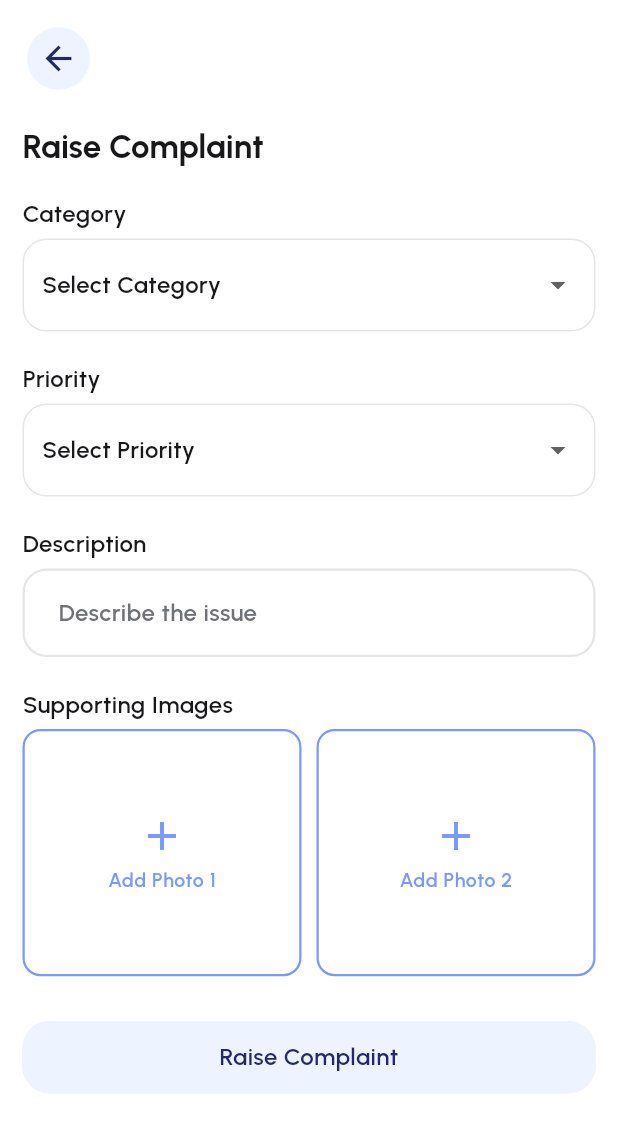
After one commit to joshijoe05/HMS_App, a Flutter app: the RaiseComplaintPage screen opened by its route, after a tap on "Add Photo 1", on a phone screen of 412 x 824 dp. The commit adds this screen. Shown: the top 1132 px of the screen. Run offline on Flutter 3.47's test engine with Material 3 defaults, Android fonts, the phone set to English and light mode, and no system bars; our stand-ins replace connectivity_plus, flutter_easyloading, flutter_slidable, fpdart, get_it, google_fonts and 5 more; missing offline and left inert: appcheck; accounts and stored records are empty; network calls fail.

Commit message:
feat : raise complaints page ui

```diff
--- a/lib/core/common/widgets/dropdown.dart
+++ b/lib/core/common/widgets/dropdown.dart
@@ -8,13 +8,15 @@ class CustomDropDownButton extends StatefulWidget {
   final String? item;
   final bool showHeading;
   final String heading;
+  final String placeHolder;
   const CustomDropDownButton(
       {super.key,
       required this.onChanged,
       required this.items,
       this.item,
-      this.showHeading = false,
-      this.heading = ""});
+      this.showHeading = true,
+      this.heading = "",
+      required this.placeHolder});
 
   @override
   State<CustomDropDownButton> createState() => _CustomDropDownButtonState();
@@ -43,6 +45,7 @@ class _CustomDropDownButtonState extends State<CustomDropDownButton> {
           ),
           child: DropdownButtonHideUnderline(
             child: DropdownButton<String>(
+              hint: Text(widget.placeHolder, style: textTheme.bodyMedium),
               isExpanded: true,
               value: widget.item,
               items: widget.items.map((e) => buildMenuItem(e)).toList(),
--- /dev/null
+++ b/lib/core/helper/image_picker.dart
@@ -0,0 +1,29 @@
+import 'dart:io';
+
+import 'package:image_picker/image_picker.dart';
+
+class ImagePickerHelper {
+  static Future<File?> pickImageFromGallery() async {
+    final image = await ImagePicker().pickImage(source: ImageSource.gallery);
+    if (image != null) {
+      return File(image.path);
+    }
+    return null;
+  }
+
+  static Future<File?> pickImageFromCamera() async {
+    final image = await ImagePicker().pickImage(source: ImageSource.camera);
+    if (image != null) {
+      return File(image.path);
+    }
+    return null;
+  }
+
+  static Future<List<File>?> pickMultipleImages() async {
+    final images = await ImagePicker().pickMultiImage();
+    if (images.isNotEmpty) {
+      return images.map((e) => File(e.path)).toList();
+    }
+    return null;
+  }
+}
--- a/lib/core/navigation/go_router.dart
+++ b/lib/core/navigation/go_router.dart
@@ -8,6 +8,7 @@ import 'package:hms_app/features/auth/presentation/pages/sign_up_screen.dart';
 import 'package:hms_app/features/auth/presentation/pages/splash_screen.dart';
 import 'package:hms_app/features/complaints/models/complaint_model.dart';
 import 'package:hms_app/features/complaints/pages/complaint_detail_page.dart';
+import 'package:hms_app/features/complaints/pages/raise_complaint_page.dart';
 import 'package:hms_app/features/home/pages/navbar_screen.dart';
 
 final GoRouter router = GoRouter(
@@ -50,5 +51,9 @@ final GoRouter router = GoRouter(
           final ComplaintModel complaintModel = state.extra as ComplaintModel;
           return ComplaintDetailPage(complaintModel: complaintModel);
         }),
+    GoRoute(
+      path: Routes.raiseComplaint,
+      builder: (context, state) => const RaiseComplaintPage(),
+    ),
   ],
 );
--- a/lib/core/navigation/routes.dart
+++ b/lib/core/navigation/routes.dart
@@ -7,4 +7,5 @@ class Routes {
   static const String navScreen = '/nav-screen';
   static const String home = '/home';
   static const String complaintDetail = '/complaint-detail';
+  static const String raiseComplaint = '/raise-complaint';
 }
--- a/lib/features/auth/presentation/pages/profile_screen.dart
+++ b/lib/features/auth/presentation/pages/profile_screen.dart
@@ -96,6 +96,7 @@ class _ProfileSetupScreenState extends State<ProfileSetupScreen> {
                       return CustomDropDownButton(
                         showHeading: true,
                         heading: "Hostel",
+                        placeHolder: "Select hostel",
                         onChanged: data.onHostelChanged,
                         items: data.hostelProvider.hostels.map((e) => e.name).toList(),
                         item: data.selectedHostel?.name,
--- a/lib/features/complaints/models/complaint_model.dart
+++ b/lib/features/complaints/models/complaint_model.dart
@@ -1,6 +1,6 @@
 class ComplaintModel {
   final String id;
-  final String hostelId;
+  final String hostel;
   final String type;
   final String description;
   final String status;
@@ -9,10 +9,11 @@ class ComplaintModel {
   final List<String> images;
   final DateTime createdAt;
   final DateTime updatedAt;
+  // need to add comments
 
   ComplaintModel({
     required this.id,
-    required this.hostelId,
+    required this.hostel,
     required this.type,
     required this.description,
     required this.status,
@@ -26,7 +27,7 @@ class ComplaintModel {
   factory ComplaintModel.fromJson(Map<String, dynamic> json) {
     return ComplaintModel(
       id: json['_id'],
-      hostelId: json['hostel_id'],
+      hostel: json['hostel'],
       type: json['type'],
       description: json['description'],
       status: json['status'],
@@ -41,7 +42,7 @@ class ComplaintModel {
   Map<String, dynamic> toJson() {
     return {
       '_id': id,
-      'hostel_id': hostelId,
+      'hostel': hostel,
       'type': type,
       'description': description,
       'status': status,
--- /dev/null
+++ b/lib/features/complaints/pages/raise_complaint_page.dart
@@ -0,0 +1,240 @@
+import 'package:flutter/material.dart';
+import 'package:hms_app/core/common/widgets/back_button.dart';
+import 'package:hms_app/core/common/widgets/button.dart';
+import 'package:hms_app/core/common/widgets/dropdown.dart';
+import 'package:hms_app/core/common/widgets/text_field.dart';
+import 'package:hms_app/core/helper/dimensions.dart';
+import 'package:hms_app/core/helper/sized_box_ext.dart';
+import 'package:hms_app/core/theme/colors.dart';
+import 'package:hms_app/features/complaints/provider/raise_complaint_provider.dart';
+import 'package:provider/provider.dart';
+
+class RaiseComplaintPage extends StatefulWidget {
+  const RaiseComplaintPage({super.key});
+
+  @override
+  State<RaiseComplaintPage> createState() => _RaiseComplaintPageState();
+}
+
+class _RaiseComplaintPageState extends State<RaiseComplaintPage> {
+  var complaintProvider;
+  @override
+  void initState() {
+    super.initState();
+    WidgetsBinding.instance.addPostFrameCallback(
+      (timeStamp) {
+        complaintProvider = context.read<RaiseComplaintProvider>();
+        complaintProvider.clear();
+        complaintProvider.descriptionController.addListener(_updateState);
+      },
+    );
+  }
+
+  void _updateState() {
+    if (mounted) {
+      setState(() {});
+    }
+  }
+
+  @override
+  void dispose() {
+    complaintProvider.descriptionController.removeListener(_updateState);
+    super.dispose();
+  }
+
+  @override
+  Widget build(BuildContext context) {
+    var textTheme = Theme.of(context).textTheme;
+    return Scaffold(
+      body: SafeArea(
+        child: Padding(
+          padding: const EdgeInsets.all(15).copyWith(bottom: 10),
+          child: SingleChildScrollView(
+            child: Consumer<RaiseComplaintProvider>(builder: (context, data, _) {
+              return Column(
+                crossAxisAlignment: CrossAxisAlignment.start,
+                children: [
+                  const CustomBackButton(),
+                  20.height,
+                  Text(
+                    "Raise Complaint",
+                    style: textTheme.headlineMedium,
+                  ),
+                  20.height,
+                  CustomDropDownButton(
+                    onChanged: (value) {
+                      data.changeCategory(value);
+                    },
+                    placeHolder: "Select Category",
+                    items: ["Electricity", "Cleaning", "Others"],
+                    heading: "Category",
+                    showHeading: true,
+                    item: data.type,
+                  ),
+                  20.height,
+                  CustomDropDownButton(
+                    onChanged: (value) {
+                      data.changePriority(value);
+                    },
+                    items: ["Low", "Medium", "High"],
+                    heading: "Priority",
+                    placeHolder: "Select Priority",
+                    showHeading: true,
+                    item: data.priority,
+                  ),
+                  20.height,
+                  CustomTextField(
+                    heading: "Description",
+                    textEditingController: data.descriptionController,
+                    hintText: "Describe the issue",
+                    isMultiline: true,
+                  ),
+                  20.height,
+                  Text(
+                    "Supporting Images",
+                    style: textTheme.bodyMedium?.copyWith(fontWeight: FontWeight.w600),
+                  ),
+                  5.height,
+                  Row(
+                    children: [
+                      data.firstImage == null
+                          ? IconButton(
+                              style: IconButton.styleFrom(
+                                shape: RoundedRectangleBorder(
+                                  borderRadius: BorderRadius.circular(12),
+                                  side: const BorderSide(width: 1.5, color: AppColors.primaryColor400),
+                                ),
+                                fixedSize: Size(
+                                    (Dimensions.getWidth(context) - 40) * 0.5, Dimensions.getHeight(context) * 0.2),
+                              ),
+                              onPressed: () async {
+                                await data.addPhotos(isFirstImg: true);
+                              },
+                              icon: Column(
+                                mainAxisAlignment: MainAxisAlignment.center,
+                                children: [
+                                  const Icon(
+                                    Icons.add,
+                                    size: 32,
+                                    color: AppColors.primaryColor400,
+                                  ),
+                                  5.height,
+                                  Text(
+                                    "Add Photo 1",
+                                    style: textTheme.bodySmall?.copyWith(color: AppColors.primaryColor400),
+                                  ),
+                                ],
+                              ),
+                            )
+                          : Stack(
+                              children: [
+                                ClipRRect(
+                                  borderRadius: BorderRadius.circular(12),
+                                  child: Image.file(
+                                    data.firstImage!,
+                                    fit: BoxFit.cover,
+                                    width: (Dimensions.getWidth(context) - 40) * 0.5,
+                                    height: Dimensions.getHeight(context) * 0.2,
+                                  ),
+                                ),
+                                Positioned(
+                                  top: -15,
+                                  right: -15,
+                                  child: IconButton(
+                                    padding: const EdgeInsets.all(0),
+                                    constraints: const BoxConstraints(),
+                                    tooltip: "Deselect Image",
+                                    style: IconButton.styleFrom(
+                                        padding: const EdgeInsets.all(0), backgroundColor: AppColors.errorColor50),
+                                    onPressed: () {
+                                      data.removePhoto(isFirstImg: true);
+                                    },
+                                    icon: const Icon(
+                                      Icons.close,
+                                      size: 20,
+                                      color: AppColors.errorColor500,
+                                    ),
+                                  ),
+                                ),
+                              ],
+                            ),
+                      10.width,
+                      data.secondImage == null
+                          ? IconButton(
+                              style: IconButton.styleFrom(
+                                shape: RoundedRectangleBorder(
+                                  borderRadius: BorderRadius.circular(12),
+                                  side: const BorderSide(width: 1.5, color: AppColors.primaryColor400),
+                                ),
+                                fixedSize: Size(
+                                    (Dimensions.getWidth(context) - 40) * 0.5, Dimensions.getHeight(context) * 0.2),
+                              ),
+                              onPressed: () async {
+                                await data.addPhotos(isFirstImg: false);
+                              },
+                              icon: Column(
+                                mainAxisAlignment: MainAxisAlignment.center,
+                                children: [
+                                  const Icon(
+                                    Icons.add,
+                                    size: 32,
+                                    color: AppColors.primaryColor400,
+                                  ),
+                                  5.height,
+                                  Text(
+                                    "Add Photo 2",
+                                    style: textTheme.bodySmall?.copyWith(color: AppColors.primaryColor400),
+                                  ),
+                                ],
+                              ),
+                            )
+                          : Stack(
+                              children: [
+                                ClipRRect(
+                                  borderRadius: BorderRadius.circular(12),
+                                  child: Image.file(
+                                    data.secondImage!,
+                                    fit: BoxFit.cover,
+                                    width: (Dimensions.getWidth(context) - 40) * 0.5,
+                                    height: Dimensions.getHeight(context) * 0.2,
+                                  ),
+                                ),
+                                Positioned(
+                                  top: -15,
+                                  right: -15,
+                                  child: IconButton(
+                                    padding: const EdgeInsets.all(0),
+                                    constraints: const BoxConstraints(),
+                                    tooltip: "Deselect Image",
+                                    style: IconButton.styleFrom(
+                                        padding: const EdgeInsets.all(0), backgroundColor: AppColors.errorColor50),
+                                    onPressed: () {
+                                      data.removePhoto(isFirstImg: false);
+                                    },
+                                    icon: const Icon(
+                                      Icons.close,
+                                      size: 20,
+                                      color: AppColors.errorColor500,
+                                    ),
+                                  ),
+                                ),
+                              ],
+                            ),
+                    ],
+                  ),
+                  30.height,
+                  CustomButton(
+                    onTap: () {},
+                    title: "Raise Complaint",
+                    isEnabled:
+                        data.type != null && data.priority != null && data.descriptionController.text.trim().isNotEmpty,
+                  ),
+                ],
+              );
+            }),
+          ),
+        ),
+      ),
+    );
+  }
+}
--- a/lib/features/complaints/pages/view_complaints_page.dart
+++ b/lib/features/complaints/pages/view_complaints_page.dart
@@ -3,6 +3,8 @@ import 'package:flutter_easyloading/flutter_easyloading.dart';
 import 'package:hms_app/core/common/widgets/button.dart';
 import 'package:hms_app/core/helper/dimensions.dart';
 import 'package:hms_app/core/helper/sized_box_ext.dart';
+import 'package:hms_app/core/navigation/go_router.dart';
+import 'package:hms_app/core/navigation/routes.dart';
 import 'package:hms_app/core/theme/colors.dart';
 import 'package:hms_app/features/complaints/models/complaint_model.dart';
 import 'package:hms_app/features/complaints/provider/complaint_provider.dart';
@@ -76,7 +78,9 @@ class _ViewComplaintsPageState extends State<ViewComplaintsPage> {
                 ),
                 30.height,
                 CustomButton(
-                  onTap: () {},
+                  onTap: () {
+                    router.push(Routes.raiseComplaint);
+                  },
                   title: "Raise your Complaint",
                   color: AppColors.primaryColor50,
                   textColor: AppColors.primaryColor900,
--- /dev/null
+++ b/lib/features/complaints/provider/raise_complaint_provider.dart
@@ -0,0 +1,55 @@
+import 'dart:io';
+
+import 'package:flutter/material.dart';
+import 'package:hms_app/core/helper/image_picker.dart';
+import 'package:hms_app/core/network/api_repository.dart';
+
+class RaiseComplaintProvider extends ChangeNotifier {
+  ApiRepository apiRepository;
+  RaiseComplaintProvider(this.apiRepository);
+  String? type;
+  String? priority;
+  File? firstImage;
+  File? secondImage;
+  final TextEditingController descriptionController = TextEditingController();
+
+  void clear() {
+    type = null;
+    priority = null;
+    firstImage = null;
+    secondImage = null;
+    descriptionController.clear();
+    notifyListeners();
+  }
+
+  void changeCategory(String? value) {
+    type = value;
+    notifyListeners();
+  }
+
+  void changePriority(String? value) {
+    priority = value;
+    notifyListeners();
+  }
+
+  Future<void> addPhotos({required bool isFirstImg}) async {
+    final img = await ImagePickerHelper.pickImageFromCamera();
+    if (img != null) {
+      if (isFirstImg) {
+        firstImage = img;
+      } else {
+        secondImage = img;
+      }
+    }
+    notifyListeners();
+  }
+
+  void removePhoto({required bool isFirstImg}) {
+    if (isFirstImg) {
+      firstImage = null;
+    } else {
+      secondImage = null;
+    }
+    notifyListeners();
+  }
+}
--- a/lib/init_dependencies.dart
+++ b/lib/init_dependencies.dart
@@ -10,6 +10,7 @@ import 'package:hms_app/features/auth/domain/usecases/user_sign_up.dart';
 import 'package:hms_app/features/auth/presentation/provider/auth_provider.dart';
 import 'package:hms_app/features/auth/presentation/provider/hostel_provider.dart';
 import 'package:hms_app/features/complaints/provider/complaint_provider.dart';
+import 'package:hms_app/features/complaints/provider/raise_complaint_provider.dart';
 import 'package:hms_app/features/home/provider/home_provider.dart';
 import 'package:shared_preferences/shared_preferences.dart';
 
@@ -32,6 +33,9 @@ Future<void> initDependencies() async {
   );
   serviceLocator.registerLazySingleton<ComplaintProvider>(
     () => ComplaintProvider(serviceLocator()),
+  );
+  serviceLocator.registerLazySingleton<RaiseComplaintProvider>(
+    () => RaiseComplaintProvider(serviceLocator()),
   );
 }
 
--- a/lib/main.dart
+++ b/lib/main.dart
@@ -9,6 +9,7 @@ import 'package:hms_app/core/theme/app_theme.dart';
 import 'package:hms_app/features/auth/presentation/provider/auth_provider.dart';
 import 'package:hms_app/features/auth/presentation/provider/hostel_provider.dart';
 import 'package:hms_app/features/complaints/provider/complaint_provider.dart';
+import 'package:hms_app/features/complaints/provider/raise_complaint_provider.dart';
 import 'package:hms_app/features/home/provider/home_provider.dart';
 import 'package:hms_app/init_dependencies.dart';
 import 'package:provider/provider.dart';
@@ -32,6 +33,7 @@ class MyApp extends StatelessWidget {
         ChangeNotifierProvider(create: (context) => serviceLocator<AuthProvider>()),
         ChangeNotifierProvider(create: (context) => serviceLocator<HomeProvider>()),
         ChangeNotifierProvider(create: (context) => serviceLocator<ComplaintProvider>()),
+        ChangeNotifierProvider(create: (context) => serviceLocator<RaiseComplaintProvider>()),
       ],
       child: MaterialApp.router(
         scaffoldMessengerKey: SnackbarService.messengerKey,
```
